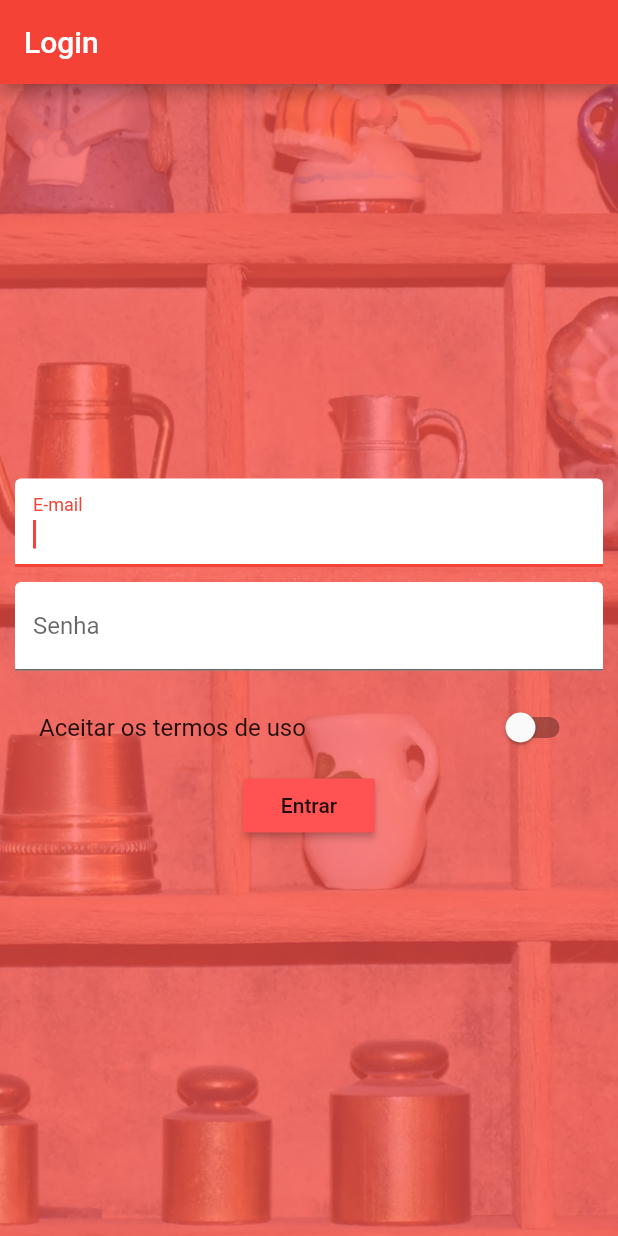
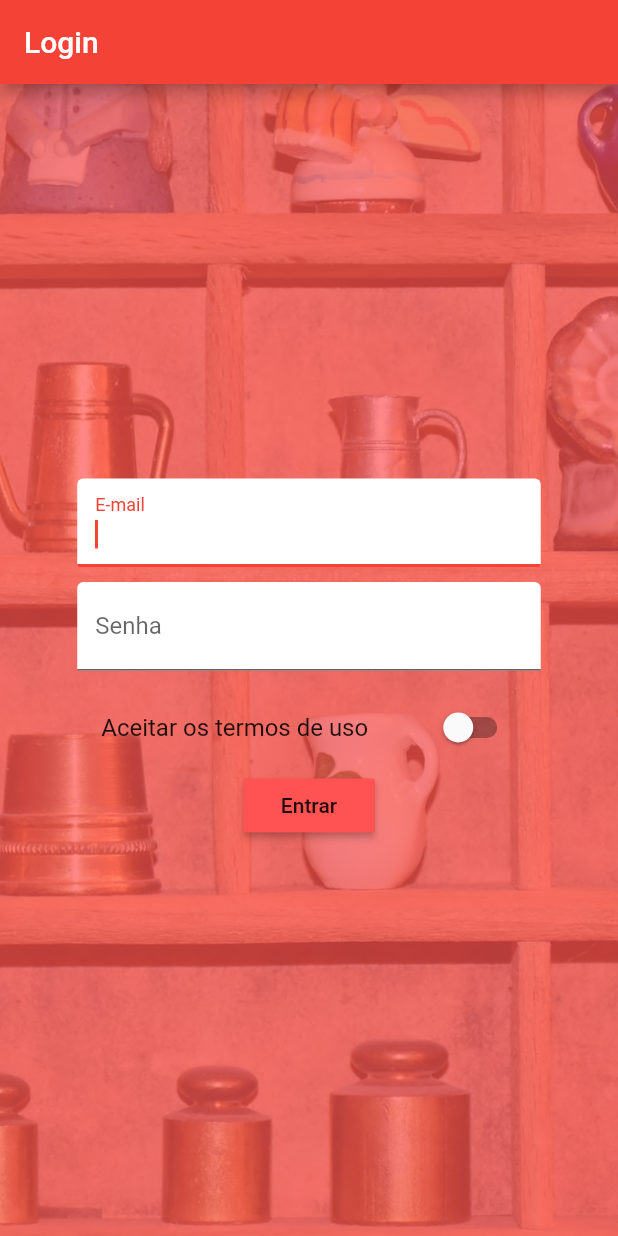
Before and after one commit to rafaelqueiroz88/learning-flutter, a Flutter app: the screen it shows after launch, on a phone screen of 412 x 824 dp. Run offline on Flutter 3.47's test engine with Material 2 defaults, Android fonts, the phone set to English and light mode, and no system bars.

Commit message:
Manutenção na tela para entender o uso das MediaQueries. Agora a tela de login possui tratamento diferente para os tamanhos dos botões baseados na largura ou orientação da tela.

```diff
--- a/lib/pages/auth.dart
+++ b/lib/pages/auth.dart
@@ -76,6 +76,13 @@ class _AuthPageState extends State<AuthPage> {
 
   @override
   Widget build(BuildContext context) {
+
+    /**
+     * Pega a largura atual do dispositivo em tempo de execução sujeito a mudanças na orientação da tela
+     */
+    final double deviceWidth = MediaQuery.of(context).size.width;
+    final double width = deviceWidth > 768.0 ? 500.0 : deviceWidth * 0.75;
+
     return Scaffold(
       appBar: AppBar(
         title: Text('Login'),
@@ -88,6 +95,8 @@ class _AuthPageState extends State<AuthPage> {
         padding: EdgeInsets.all(10.0),
         child: Center(
           child: SingleChildScrollView(
+            child: Container(
+              width: width,
               child: Column(
                 children: <Widget>[
 
@@ -112,6 +121,7 @@ class _AuthPageState extends State<AuthPage> {
             ),
           ),
         ),
+      ),
     );
   }
 }
```
Lines whose indentation alone changed are shown as unchanged.
